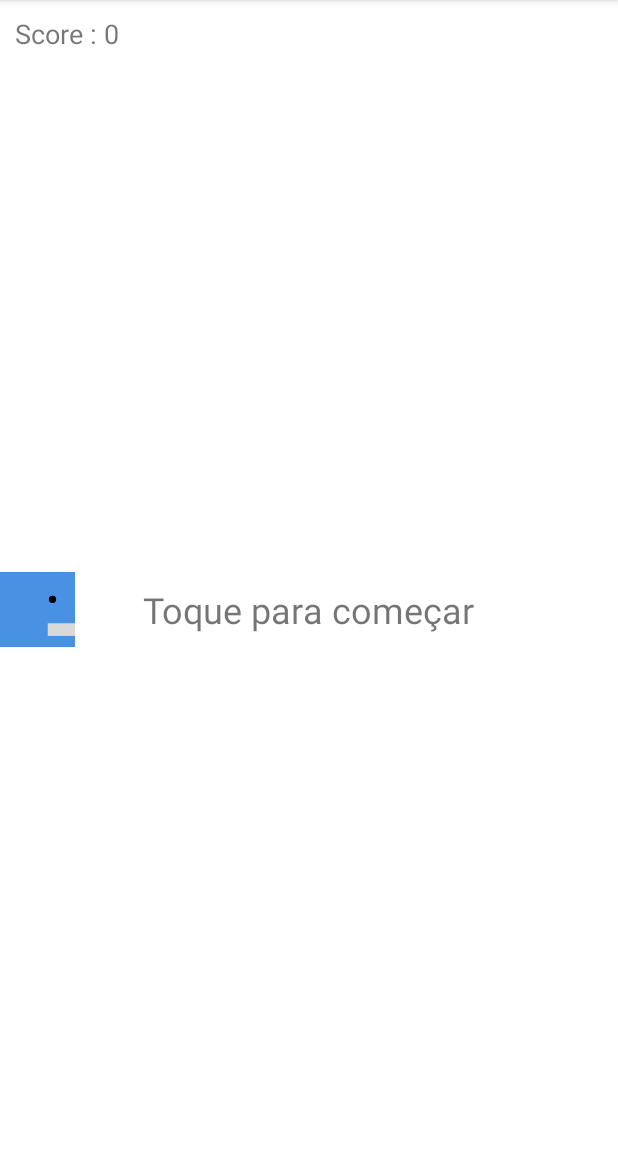
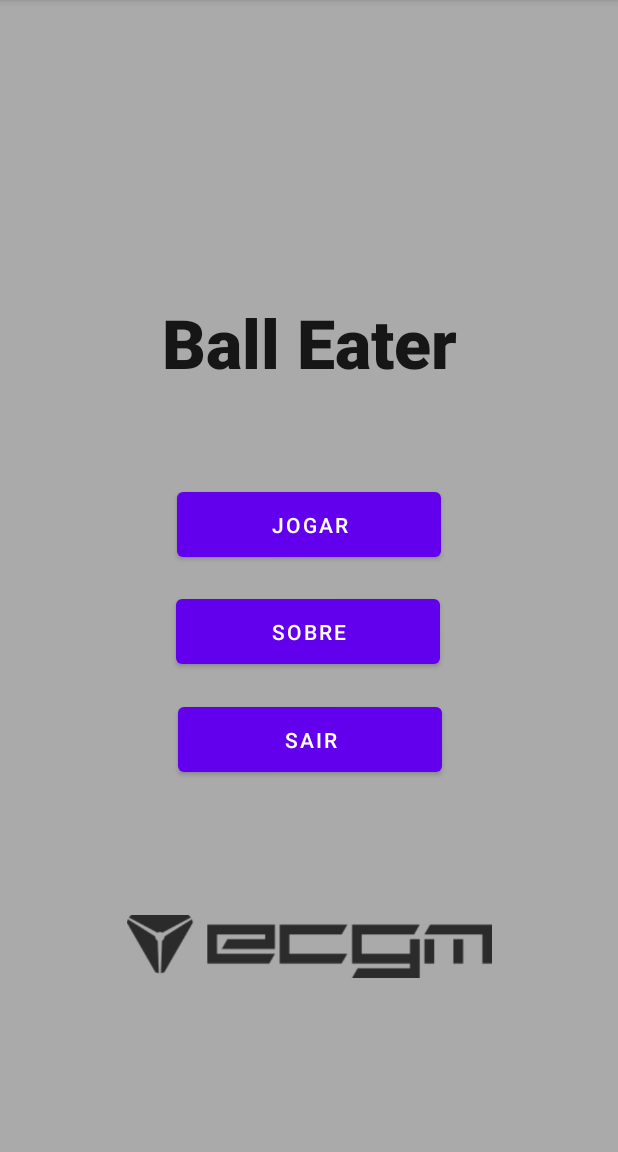
Before and after one commit to azuma95/Sensor, an Android app: the screen it shows after launch (Jogo before the commit, MainActivity after it), on a phone screen of 412 x 824 dp, the part 84-1236 px from its top. Run offline under Robolectric (Android 15) with nearby library versions, the phone set to English and light mode, and no system bars.

Commit message:
last commit

```diff
--- a/app/src/main/java/ipvc/estg/jogosensor/ResultActivity.java
+++ b/app/src/main/java/ipvc/estg/jogosensor/ResultActivity.java
@@ -2,6 +2,7 @@ package ipvc.estg.jogosensor;
 
 import androidx.appcompat.app.AppCompatActivity;
 
+import android.app.Application;
 import android.content.Context;
 import android.content.Intent;
 import android.content.SharedPreferences;
@@ -41,4 +42,8 @@ public class ResultActivity extends AppCompatActivity {
     public void tryAgain(View view){
         startActivity(new Intent(getApplicationContext(), Jogo.class));
     }
+
+    public void menu(View view){
+        startActivity(new Intent(getApplicationContext(), MainActivity.class));
+    }
 }
--- a/app/src/main/res/layout/activity_jogo.xml
+++ b/app/src/main/res/layout/activity_jogo.xml
@@ -4,16 +4,17 @@
     xmlns:tools="http://schemas.android.com/tools"
     android:layout_width="match_parent"
     android:layout_height="match_parent"
-    tools:context=".Jogo"
-    android:orientation="vertical">
+    android:background="@android:color/darker_gray"
+    android:orientation="vertical"
+    tools:context=".Jogo">
 
     <TextView
         android:id="@+id/scoreLabel"
         android:layout_width="match_parent"
         android:layout_height="wrap_content"
+        android:padding="10dp"
         android:text="Score : 0"
-        android:textSize="18sp"
-        android:padding="10dp"></TextView>
+        android:textSize="18sp"></TextView>
 
     <FrameLayout
         android:id="@+id/frame"
@@ -24,39 +25,34 @@
             android:id="@+id/startLabel"
             android:layout_width="wrap_content"
             android:layout_height="wrap_content"
+            android:layout_gravity="center"
             android:text="Toque para começar"
-            android:textSize="24sp"
-            android:layout_gravity="center">
-        </TextView>
+            android:textSize="24sp"></TextView>
 
         <ImageView
             android:id="@+id/box"
             android:layout_width="50dp"
             android:layout_height="50dp"
-            android:src="@drawable/box"
-            android:layout_gravity="center_vertical">
-        </ImageView>
+            android:layout_gravity="center_vertical"
+            android:src="@drawable/box"></ImageView>
 
         <ImageView
             android:id="@+id/orange"
             android:layout_width="20dp"
             android:layout_height="20dp"
-            android:src="@drawable/orange">
-        </ImageView>
+            android:src="@drawable/orange"></ImageView>
 
         <ImageView
             android:id="@+id/black"
             android:layout_width="24dp"
             android:layout_height="24dp"
-            android:src="@drawable/black">
-        </ImageView>
+            android:src="@drawable/black"></ImageView>
 
         <ImageView
             android:id="@+id/pink"
             android:layout_width="16dp"
             android:layout_height="16dp"
-            android:src="@drawable/pink">
-        </ImageView>
+            android:src="@drawable/pink"></ImageView>
 
     </FrameLayout>
 
--- a/app/src/main/res/layout/activity_main.xml
+++ b/app/src/main/res/layout/activity_main.xml
@@ -4,15 +4,71 @@
     xmlns:tools="http://schemas.android.com/tools"
     android:layout_width="match_parent"
     android:layout_height="match_parent"
+    android:background="@android:color/darker_gray"
     tools:context=".MainActivity">
 
     <TextView
+        android:id="@+id/textView"
         android:layout_width="wrap_content"
         android:layout_height="wrap_content"
-        android:text="Hello World!"
+        android:fontFamily="sans-serif-black"
+        android:text="Ball Eater"
+        android:textAppearance="@style/TextAppearance.AppCompat.Large"
+        android:textSize="45sp"
+        android:textStyle="bold"
         app:layout_constraintBottom_toBottomOf="parent"
         app:layout_constraintLeft_toLeftOf="parent"
         app:layout_constraintRight_toRightOf="parent"
-        app:layout_constraintTop_toTopOf="parent" />
+        app:layout_constraintTop_toTopOf="parent"
+        app:layout_constraintVertical_bias="0.28" />
+
+    <ImageView
+        android:id="@+id/imageView"
+        android:layout_width="278dp"
+        android:layout_height="42dp"
+        app:layout_constraintBottom_toBottomOf="parent"
+        app:layout_constraintEnd_toEndOf="parent"
+        app:layout_constraintStart_toStartOf="parent"
+        app:layout_constraintTop_toTopOf="parent"
+        app:layout_constraintVertical_bias="0.84"
+        app:srcCompat="@drawable/ecgm" />
+
+    <Button
+        android:id="@+id/button"
+        android:layout_width="176dp"
+        android:layout_height="55dp"
+        android:text="Jogar"
+        android:onClick="jogar"
+        app:layout_constraintBottom_toBottomOf="parent"
+        app:layout_constraintEnd_toEndOf="parent"
+        app:layout_constraintStart_toStartOf="parent"
+        app:layout_constraintTop_toTopOf="parent"
+        app:layout_constraintVertical_bias="0.452" />
+
+    <Button
+        android:id="@+id/button2"
+        android:layout_width="176dp"
+        android:layout_height="55dp"
+        android:text="Sobre"
+        android:onClick="sobre"
+        app:layout_constraintBottom_toTopOf="@+id/imageView"
+        app:layout_constraintEnd_toEndOf="parent"
+        app:layout_constraintHorizontal_bias="0.497"
+        app:layout_constraintStart_toStartOf="parent"
+        app:layout_constraintTop_toBottomOf="@+id/button"
+        app:layout_constraintVertical_bias="0.092" />
+
+    <Button
+        android:id="@+id/button4"
+        android:layout_width="176dp"
+        android:layout_height="55dp"
+        android:text="Sair"
+        android:onClick="sair"
+        app:layout_constraintBottom_toTopOf="@+id/imageView"
+        app:layout_constraintEnd_toEndOf="parent"
+        app:layout_constraintHorizontal_bias="0.502"
+        app:layout_constraintStart_toStartOf="parent"
+        app:layout_constraintTop_toBottomOf="@+id/button2"
+        app:layout_constraintVertical_bias="0.155" />
 
 </androidx.constraintlayout.widget.ConstraintLayout>
--- a/app/src/main/res/values/strings.xml
+++ b/app/src/main/res/values/strings.xml
@@ -1,3 +1,5 @@
 <resources>
     <string name="app_name">JogoSensor</string>
+    <string name="sobreinfo">Neste jogo, move-se para cima e para baixo inclinando o seu telemóvel. Se inclinar para cima, o jogador move-se para cima, caso contrário move-se para baixo.
+    O objetivo é evitar as bolas pretas (caso colida com uma é game over), e apanhar as bolas rosa e laranja. Os seus pontos encontram-se na tabela.</string>
 </resources>
```
Also changed, not shown: app/src/main/AndroidManifest.xml (+5 -4 lines), app/src/main/java/ipvc/estg/jogosensor/MainActivity.java (+15 -0 lines), app/src/main/java/ipvc/estg/jogosensor/Sobre.java (added, +20 -0 lines), app/src/main/res/layout/activity_result.xml (+8 -0 lines), app/src/main/res/layout/activity_sobre.xml (added, +91 -0 lines), app/src/main/res/drawable-v24/ecgm.png (added).
